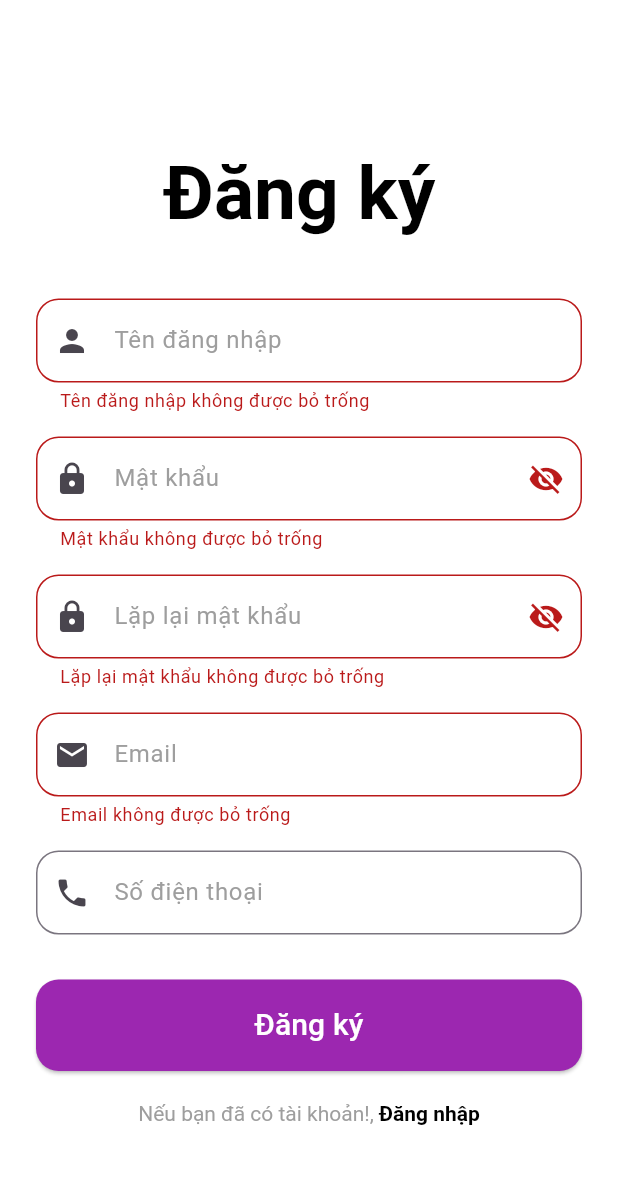
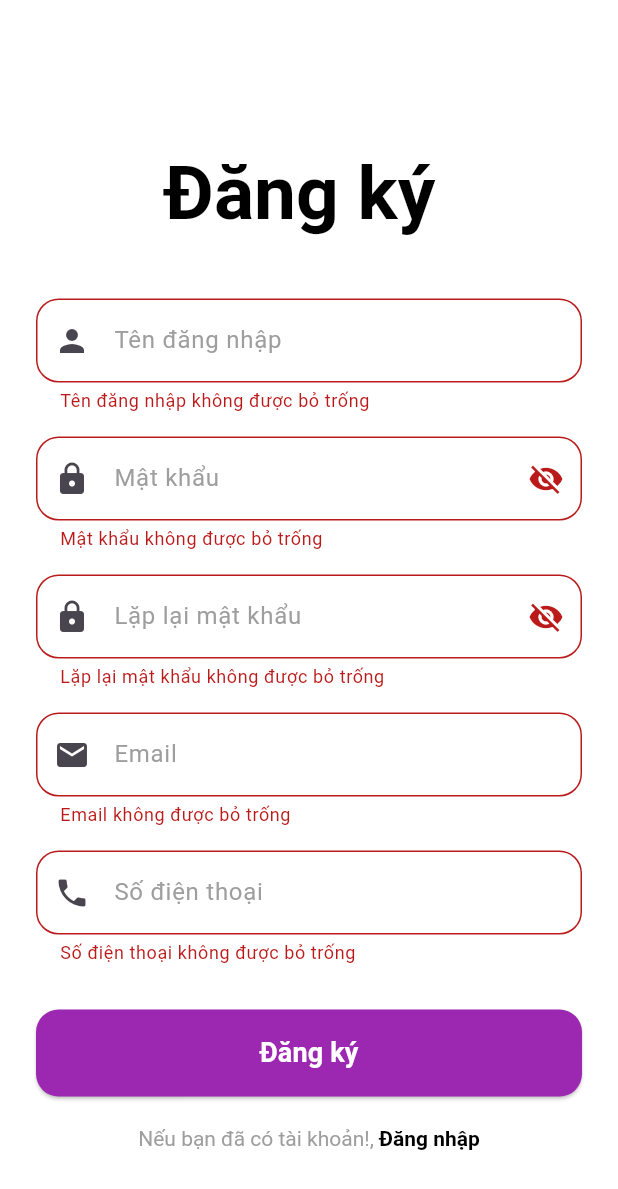
Before and after one commit to liempn13/do_an_di_dong, a Flutter app: the SignupScreen widget shown alone on an empty page, opened directly, after a tap on "Đăng ký", on a phone screen of 412 x 824 dp. Shown: the top 1189 px of the screen. Run offline on Flutter 3.47's test engine with Material 3 defaults, Android fonts, the phone set to English and light mode, and no system bars; our stand-ins replace flutter_icons, flutter_speed_dial, google_fonts, localize_and_translate, pull_to_refresh_flutter3, validators and 1 more; missing offline and left inert: custom_clippers; accounts and stored records are empty; network calls fail.

Commit message:
apidk,dn

```diff
--- a/lib/constant/app_strings.dart
+++ b/lib/constant/app_strings.dart
@@ -1,3 +1,3 @@
 class AppStrings {
-  static const String baseUrlApi = "http://172.16.23.120:8000/api/v1/";
+  static const String baseUrlApi = "http://192.168.1.244:8000/api/v1/";
 }
--- a/lib/main.dart
+++ b/lib/main.dart
@@ -27,6 +27,9 @@ void main() {
     ),
     ChangeNotifierProvider<ListRoomsViewModel>(
       create: (context) => ListRoomsViewModel(),
+    ),
+    ChangeNotifierProvider<UsersViewModel>(
+      create: (context) => UsersViewModel(),
     )
   ], child: const LocalizedApp(child: MainApp())));
 }
@@ -44,7 +47,7 @@ class MainApp extends StatelessWidget {
         '/loginPage': (context) => const LoginScreen(),
       },
       debugShowCheckedModeBanner: false,
-      home: homePage(),
+      home: LoginScreen(),
       title: 'Flutter Demo',
       theme: ThemeData(
         colorScheme: ColorScheme.fromSeed(seedColor: Colors.deepPurple),
--- a/lib/models/Users.dart
+++ b/lib/models/Users.dart
@@ -1,6 +1,6 @@
 class Users {
   Users(
-      {required this.userID,
+      {this.userID,
       required this.userGameName,
       required this.email,
       required this.phone,
@@ -9,7 +9,7 @@ class Users {
       required this.level,
       required this.exp,
       required this.status});
-  int userID;
+  int? userID;
   String userGameName;
   String email;
   String phone;
--- a/lib/services/users_service.dart
+++ b/lib/services/users_service.dart
@@ -48,7 +48,7 @@ class UsersService {
 
   // kiểm tra email trong đn
   Future<http.Response> emailLogin(String email, String password) async {
-    return await http.put(
+    return await http.post(
       Uri.parse("${AppStrings.baseUrlApi}auth/login/email"),
       headers: {
         'Content-Type': 'application/json',
@@ -60,7 +60,7 @@ class UsersService {
 
   // kiểm tra sđt trong dn
   Future<http.Response> phoneNumberLogin(String phone, String password) async {
-    return await http.put(
+    return await http.post(
       Uri.parse("${AppStrings.baseUrlApi}auth/login/phone"),
       headers: {
         'Content-Type': 'application/json',
--- a/lib/views/auth_screens/signup_screen.dart
+++ b/lib/views/auth_screens/signup_screen.dart
@@ -1,3 +1,5 @@
+import 'package:do_an_di_dong/models/Users.dart';
+import 'package:do_an_di_dong/services/users_service.dart';
 import 'package:do_an_di_dong/views/auth_screens/login/login_screen.dart';
 import 'package:do_an_di_dong/views/shared_layouts/base_screen.dart';
 import 'package:flutter/gestures.dart';
@@ -12,33 +14,34 @@ class SignupScreen extends StatefulWidget {
 }
 
 class _SignupScreenState extends State<SignupScreen> {
+  final UsersService _usersService = UsersService();
   bool _anHienPass = true;
   bool _anHienPass2 = true;
-  //đk usname
+
+  // Validation messages
   String? _errorUsername;
+  String? _errorEmail;
+  String? _errorPhone;
+  String? _errorPass;
+  String? _errorPass2;
+
   bool isValidUsername(String username) {
     final usernameRegex =
         RegExp(r'^[a-zA-Z0-9_]+$'); // Chỉ cho phép chữ cái, số và dấu gạch dưới
     return usernameRegex.hasMatch(username);
   }
 
-  //đk email
-  String? __errorEmail;
   bool isValidEmail(String email) {
     final emailRegex = RegExp(r'^[\w-\.]+@([\w-]+\.)+[\w-]{2,4}$');
     return emailRegex.hasMatch(email);
   }
 
-  //đk mk
-  String? _errorPass;
-  String? _errorPass2;
   bool isValidPassword(String password) {
     final passwordRegex = RegExp(
         r'^(?=.*[a-z])(?=.*[A-Z])(?=.*\d)(?=.*[@$!%*?&])[A-Za-z\d@$!%*?&]{8,}$');
     return passwordRegex.hasMatch(password);
   }
 
-  // TextEditingController để điều khiển các trường nhập liệu
   final TextEditingController _usernameController = TextEditingController();
   final TextEditingController _passwordController = TextEditingController();
   final TextEditingController _confirmPasswordController =
@@ -64,29 +67,23 @@ class _SignupScreenState extends State<SignupScreen> {
                     fontSize: 50.0,
                     fontWeight: FontWeight.bold,
                   ),
-              )),
+                ),
+              ),
             ),
             const SizedBox(height: 40.0),
-            // Tên đăng nhập
             TextField(
               controller: _usernameController,
               inputFormatters: [
-                FilteringTextInputFormatter.deny(
-                    RegExp(r'[\p{Mn}]')), // loại bỏ tất cả các dấu kết hợp
-                FilteringTextInputFormatter.deny(
-                  RegExp(r'\s'), // loại bỏ khoảng trắng
-                ),
+                FilteringTextInputFormatter.deny(RegExp(r'[\p{Mn}]')),
+                FilteringTextInputFormatter.deny(RegExp(r'\s')),
               ],
               decoration: InputDecoration(
                 labelText: 'Tên đăng nhập',
-                labelStyle: const TextStyle(
-                  color: Colors.grey,
-                ),
+                labelStyle: const TextStyle(color: Colors.grey),
                 border: OutlineInputBorder(
-                  borderRadius: BorderRadius.circular(15.0),
-                ),
+                    borderRadius: BorderRadius.circular(15.0)),
                 prefixIcon: const Icon(Icons.person),
-                errorText: _errorUsername, // Hiển thị thông báo lỗi
+                errorText: _errorUsername,
               ),
               onChanged: (value) {
                 setState(() {
@@ -97,30 +94,22 @@ class _SignupScreenState extends State<SignupScreen> {
               },
             ),
             const SizedBox(height: 16.0),
-            // Mật khẩu
             TextField(
               controller: _passwordController,
               obscureText: _anHienPass,
               inputFormatters: [
-                FilteringTextInputFormatter.deny(
-                    RegExp(r'[\p{Mn}]')), //loại bỏ tất cả các dấu kết hợp
-                FilteringTextInputFormatter.deny(
-                  RegExp(r'\s'), // loại bỏ khoảng trắng
-                ),
+                FilteringTextInputFormatter.deny(RegExp(r'[\p{Mn}]')),
+                FilteringTextInputFormatter.deny(RegExp(r'\s')),
               ],
               decoration: InputDecoration(
                 labelText: 'Mật khẩu',
-                labelStyle: const TextStyle(
-                  color: Colors.grey,
-                ),
+                labelStyle: const TextStyle(color: Colors.grey),
                 border: OutlineInputBorder(
-                  borderRadius: BorderRadius.circular(15.0),
-                ),
+                    borderRadius: BorderRadius.circular(15.0)),
                 prefixIcon: const Icon(Icons.lock),
                 suffixIcon: IconButton(
                   icon: Icon(
-                    _anHienPass ? Icons.visibility_off : Icons.visibility,
-                  ),
+                      _anHienPass ? Icons.visibility_off : Icons.visibility),
                   onPressed: () {
                     setState(() {
                       _anHienPass = !_anHienPass;
@@ -133,31 +122,26 @@ class _SignupScreenState extends State<SignupScreen> {
                 setState(() {
                   _errorPass = value.isNotEmpty && !isValidPassword(value)
                       ? '''
-                      Mật khẩu phải có ít nhất
-                      1 chữ thường, 1 chữ hoa,
+                      Mật khẩu phải có 8 chữ số,
+                      ít nhất 1 chữ thường, 1 chữ hoa,
                       1 số và 1 ký tự đặc biệt'''
                       : null;
                 });
               },
             ),
             const SizedBox(height: 16.0),
-            // Lặp lại mật khẩu
             TextField(
               controller: _confirmPasswordController,
               obscureText: _anHienPass2,
               decoration: InputDecoration(
                 labelText: 'Lặp lại mật khẩu',
-                labelStyle: const TextStyle(
-                  color: Colors.grey,
-                ),
+                labelStyle: const TextStyle(color: Colors.grey),
                 border: OutlineInputBorder(
-                  borderRadius: BorderRadius.circular(15.0),
-                ),
+                    borderRadius: BorderRadius.circular(15.0)),
                 prefixIcon: const Icon(Icons.lock),
                 suffixIcon: IconButton(
                   icon: Icon(
-                    _anHienPass2 ? Icons.visibility_off : Icons.visibility,
-                  ),
+                      _anHienPass2 ? Icons.visibility_off : Icons.visibility),
                   onPressed: () {
                     setState(() {
                       _anHienPass2 = !_anHienPass2;
@@ -176,48 +160,56 @@ class _SignupScreenState extends State<SignupScreen> {
               },
             ),
             const SizedBox(height: 16.0),
-            // Email
             TextField(
               controller: _emailController,
               keyboardType: TextInputType.emailAddress,
               decoration: InputDecoration(
                 labelText: 'Email',
-                labelStyle: const TextStyle(
-                  color: Colors.grey,
-                ),
+                labelStyle: const TextStyle(color: Colors.grey),
                 border: OutlineInputBorder(
-                  borderRadius: BorderRadius.circular(15.0),
-                ),
+                    borderRadius: BorderRadius.circular(15.0)),
                 prefixIcon: const Icon(Icons.email),
-                errorText: __errorEmail,
+                errorText: _errorEmail,
               ),
               onChanged: (value) {
                 setState(() {
-                  __errorEmail = value.isNotEmpty && !isValidEmail(value)
+                  _errorEmail = value.isNotEmpty && !isValidEmail(value)
                       ? 'Email không hợp lệ'
                       : null;
                 });
               },
             ),
             const SizedBox(height: 16.0),
-            // Số điện thoại
             TextField(
               controller: _phoneController,
               keyboardType: TextInputType.number,
-              inputFormatters: [FilteringTextInputFormatter.digitsOnly],
+              inputFormatters: [
+                FilteringTextInputFormatter.digitsOnly,
+                LengthLimitingTextInputFormatter(10), // Giới hạn 10 số
+              ],
               decoration: InputDecoration(
                 labelText: 'Số điện thoại',
-                labelStyle: const TextStyle(
-                  color: Colors.grey,
+                labelStyle: const TextStyle(color: Colors.grey),
+                border: OutlineInputBorder(
+                    borderRadius: BorderRadius.circular(15.0)),
+                prefixIcon: const Icon(Icons.phone),
+                errorText: _errorPhone,
               ),
-                border: OutlineInputBorder(
-                  borderRadius: BorderRadius.circular(15.0),
+              onChanged: (value) {
+                setState(() {
+                  if (value.isEmpty) {
+                    _errorPhone = 'Số điện thoại không được bỏ trống';
+                  } else if (!value.startsWith('0') || value.length != 10) {
+                    _errorPhone =
+                        'Số điện thoại phải bắt đầu bằng số 0 và có đúng 10 chữ số';
+                  } else {
+                    _errorPhone = null;
+                  }
+                });
+              },
             ),
-                prefixIcon: const Icon(Icons.phone),
-              ),
-            ),
+
             const SizedBox(height: 30.0),
-            // Nút Đăng ký
             SizedBox(
               width: double.infinity,
               child: ElevatedButton(
@@ -228,9 +220,9 @@ class _SignupScreenState extends State<SignupScreen> {
                   ),
                   padding: const EdgeInsets.symmetric(vertical: 16.0),
                 ),
-                onPressed: () {
+                onPressed: () async {
                   setState(() {
-                    // Kiểm tra tên đăng nhập
+                    // Xác thực đầu vào
                     if (_usernameController.text.isEmpty) {
                       _errorUsername = 'Tên đăng nhập không được bỏ trống';
                     } else if (!isValidUsername(_usernameController.text)) {
@@ -240,7 +232,6 @@ class _SignupScreenState extends State<SignupScreen> {
                       _errorUsername = null;
                     }
 
-                    // Kiểm tra mật khẩu
                     if (_passwordController.text.isEmpty) {
                       _errorPass = 'Mật khẩu không được bỏ trống';
                     } else if (!isValidPassword(_passwordController.text)) {
@@ -250,7 +241,6 @@ class _SignupScreenState extends State<SignupScreen> {
                       _errorPass = null;
                     }
 
-                    // Kiểm tra lặp lại mật khẩu
                     if (_confirmPasswordController.text.isEmpty) {
                       _errorPass2 = 'Lặp lại mật khẩu không được bỏ trống';
                     } else if (_confirmPasswordController.text !=
@@ -260,28 +250,101 @@ class _SignupScreenState extends State<SignupScreen> {
                       _errorPass2 = null;
                     }
 
-                    // Kiểm tra email
                     if (_emailController.text.isEmpty) {
-                      __errorEmail = 'Email không được bỏ trống';
+                      _errorEmail = 'Email không được bỏ trống';
                     } else if (!isValidEmail(_emailController.text)) {
-                      __errorEmail = 'Email không hợp lệ';
+                      _errorEmail = 'Email không hợp lệ';
                     } else {
-                      __errorEmail = null;
+                      _errorEmail = null;
                     }
-
-                    if (_phoneController.text.isEmpty) {}
+                  });
+                  if (_phoneController.text.length != 10) {
+                    _errorPhone = 'Số điện thoại phải có đúng 10 chữ số';
+                  }
+                  if (_phoneController.text.isEmpty) {
+                    _errorPhone = 'Số điện thoại không được bỏ trống';
+                  } else if (!_phoneController.text.startsWith('0') ||
+                      _phoneController.text.length != 10) {
+                    _errorPhone =
+                        'Số điện thoại phải bắt đầu bằng số 0 và có đúng 10 chữ số';
+                  } else {
+                    _errorPhone = null;
+                  }
 
                   if (_errorUsername == null &&
                       _errorPass == null &&
                       _errorPass2 == null &&
-                        __errorEmail == null) {
-                      print('Đã nhấn Đăng ký');
+                      _errorEmail == null) {
+                    try {
+                      Users newUser = Users(
+                        //userID: 0,
+                        userGameName: _usernameController.text,
+                        email: _emailController.text,
+                        phone: _phoneController.text,
+                        password: _passwordController.text,
+                        isAdmin: 0,
+                        level: 1,
+                        exp: 0,
+                        status: 1,
+                      );
+
+                      final response = await _usersService.createUser(newUser);
+                      print('Status Code: ${response.statusCode}');
+                      if (response.statusCode == 200 ||
+                          response.statusCode == 201) {
+                        print('Đăng ký thành công');
+                        Navigator.pushReplacement(
+                          context,
+                          MaterialPageRoute(
+                              builder: (context) => const LoginScreen()),
+                        );
+                      } else {
+                        //
+                        showDialog(
+                          context: context,
+                          builder: (context) {
+                            return AlertDialog(
+                              title: const Text('Lỗi'),
+                              content: Text('Đăng ký thất bại}'),
+                              actions: [
+                                TextButton(
+                                  onPressed: () {
+                                    Navigator.pop(context);
+                                  },
+                                  child: const Text('OK'),
+                                ),
+                              ],
+                            );
+                          },
+                        );
                       }
-                  });
+                    } catch (e) {
+                      showDialog(
+                        context: context,
+                        builder: (context) {
+                          return AlertDialog(
+                            title: const Text('Lỗi'),
+                            content: Text('Đăng ký thất bại: $e'),
+                            actions: [
+                              TextButton(
+                                onPressed: () {
+                                  Navigator.pop(context);
+                                },
+                                child: const Text('OK'),
+                              ),
+                            ],
+                          );
+                        },
+                      );
+                    }
+                  }
                 },
                 child: const Text(
                   'Đăng ký',
-                  style: TextStyle(fontSize: 20.0, color: Colors.white),
+                  style: TextStyle(
+                      fontSize: 18.0,
+                      color: Colors.white,
+                      fontWeight: FontWeight.bold),
                 ),
               ),
             ),
```
Also changed, not shown: lib/repository/users_repository.dart (+10 -82 lines), lib/views/auth_screens/login/login_screen.dart (+49 -14 lines). Lines whose indentation alone changed are shown as unchanged.
